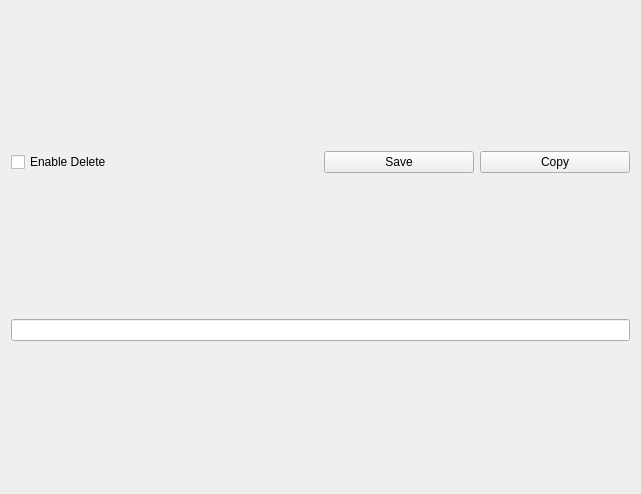
Above: designs/xml/note_window.ui from daniel-deru/WorkMate-3.0 before the change. Below: the same form after it.
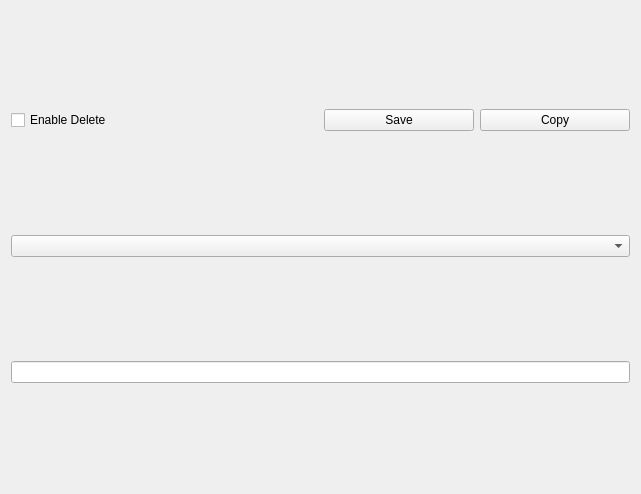
That is the form after the change.

Commit message: added group functionality to all feature windows

```diff
--- a/designs/xml/note_window.ui
+++ b/designs/xml/note_window.ui
@@ -72,6 +72,9 @@
      </item>
     </layout>
    </item>
+   <item>
+    <widget class="QComboBox" name="cmb_groups"/>
+   </item>
    <item>
     <widget class="QLineEdit" name="lnedt_title"/>
    </item>
```
The commit also changes 10 other files.
